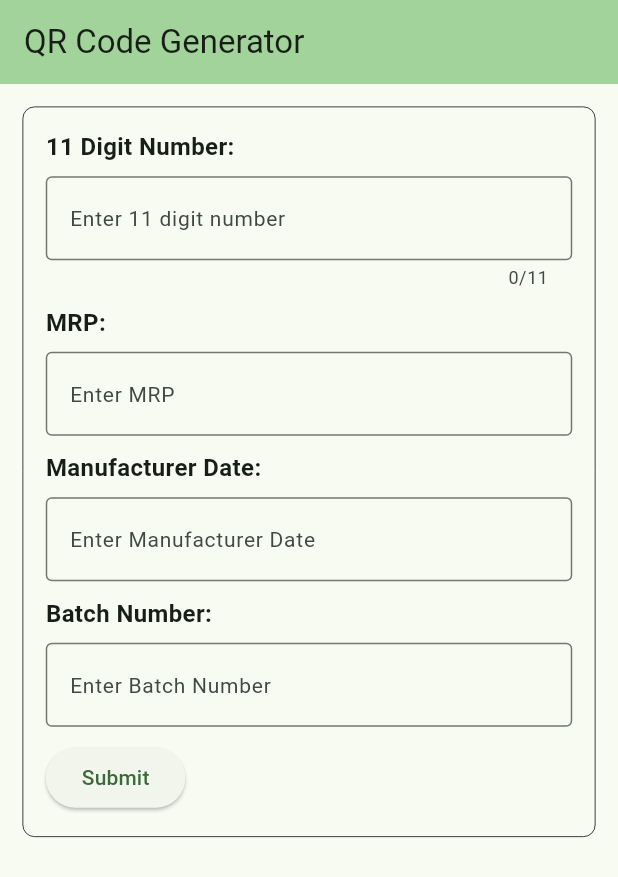
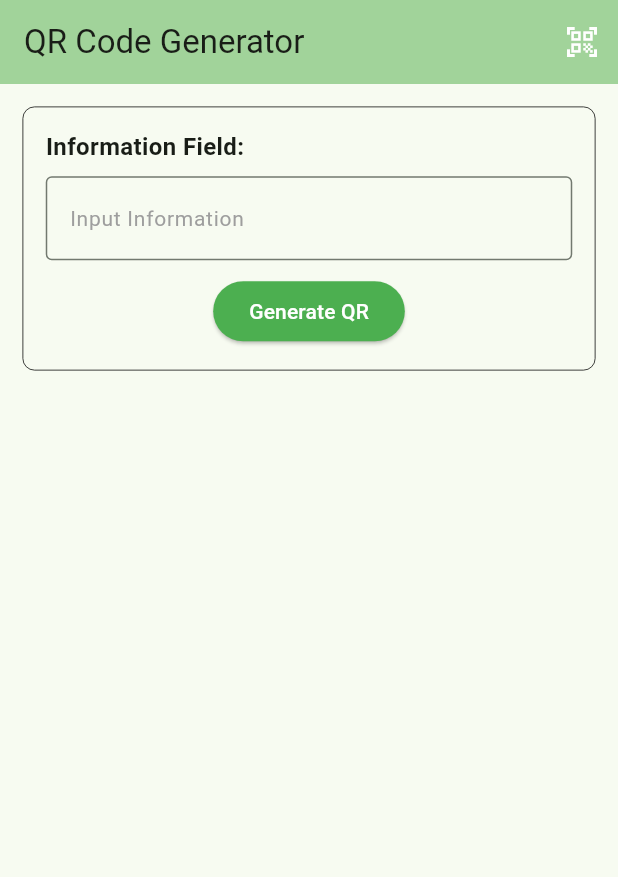
Before and after one commit to Arvind219/QRCodeGenerator, a Flutter app: the screen it shows after launch, on a phone screen of 412 x 824 dp. Shown: the top 877 px of the screen. Run offline on Flutter 3.47's test engine with Material 3 defaults, Android fonts, the phone set to English and light mode, and no system bars; our stand-ins replace qr_flutter; missing offline and left inert: qr_code_scanner_plus.

Commit message:
QR Code Generating and Scanning is done.

```diff
--- a/lib/main.dart
+++ b/lib/main.dart
@@ -1,5 +1,7 @@
 import 'package:flutter/material.dart';
 import 'package:flutter/services.dart';
+import 'package:qr_code_generator/qr_code_scanner.dart';
+import 'package:qr_flutter/qr_flutter.dart';
 
 void main() {
   runApp(const MyApp());
@@ -16,6 +18,12 @@ class MyApp extends StatelessWidget {
       theme: ThemeData(
         colorScheme: ColorScheme.fromSeed(seedColor: Colors.green),
         useMaterial3: true,
+        elevatedButtonTheme: ElevatedButtonThemeData(
+          style: ElevatedButton.styleFrom(
+            foregroundColor: Colors.white,
+            backgroundColor: Colors.green,
+          )
+        )
       ),
       debugShowCheckedModeBanner: false,
       home: const MyHomePage(title: 'QR Code Generator'),
@@ -36,16 +44,22 @@ class _MyHomePageState extends State<MyHomePage> {
 
   final GlobalKey<FormState> _formKey = GlobalKey<FormState>(); // A key for managing the form
 
-  TextEditingController elevenDigitNumberController = TextEditingController();
-  TextEditingController MRPController = TextEditingController();
-  TextEditingController manufacturerDateController = TextEditingController();
-  TextEditingController batchNumberController = TextEditingController();
+  TextEditingController dataController = TextEditingController();
 
+  String? data;
 
-  int? elevenDigitNo;
-  double? MRP;
-  String? manufacturerDate;
-  String? batchNumber;
+  void _submitForm(){
+    // Check if the form is valid
+    if (_formKey.currentState!.validate()) {
+      _formKey.currentState!.save(); // Save the form data
+      // You can perform actions with the form data here and extract the details
+      print('Data: $data');
+
+      setState(() {
+
+      });
+    }
+  }
 
   @override
   Widget build(BuildContext context) {
@@ -53,8 +67,23 @@ class _MyHomePageState extends State<MyHomePage> {
       appBar: AppBar(
         backgroundColor: Theme.of(context).colorScheme.inversePrimary,
         title: Text(widget.title),
+        actions: <Widget>[
+          IconButton(
+              onPressed: (){
+                Navigator.push(
+                    context,
+                    MaterialPageRoute(builder: (context) => QrCodeScannerPage()),
+                );
+              },
+              icon: Icon(
+                Icons.qr_code_scanner,
+                color: Colors.white,
+              )
+          )
+        ],
       ),
-      body: Padding(
+      body: SingleChildScrollView(
+        child: Padding(
             padding: const EdgeInsets.all(15.0),
             child: Column(
               mainAxisAlignment: MainAxisAlignment.start,
@@ -72,7 +101,7 @@ class _MyHomePageState extends State<MyHomePage> {
                           crossAxisAlignment: CrossAxisAlignment.start,
                           children: [
                             Text(
-                              "11 Digit Number:",
+                              "Information Field:",
                               style: TextStyle(
                                 fontSize: 16,
                                 fontWeight: FontWeight.bold,
@@ -80,141 +109,48 @@ class _MyHomePageState extends State<MyHomePage> {
                             ),
                             SizedBox(height: 8,),
                             TextFormField(
-                            controller: elevenDigitNumberController,
+                              controller: dataController,
                               decoration: InputDecoration(
                                   border: OutlineInputBorder(),
-                              hintText: "Enter 11 digit number",
+                                  hintText: "Input Information",
                                   hintStyle: TextStyle(
                                     fontSize: 14,
+                                    color: Colors.grey[500],
                                   )
                               ),
-                            keyboardType: TextInputType.number,
-                            inputFormatters: [
-                              FilteringTextInputFormatter.digitsOnly,
-                            ],
-                            maxLength: 11,
+                              minLines: 1,
+                              maxLines: 10,
                               validator: (value){
-                              if(value!.isEmpty || value.length < 11){
-                                return "Enter 11 digit number";
+                                if(value!.isEmpty){
+                                  return "This field can't be empty.";
                                 }
                                 return null;
                               },
                               onSaved: (value){
-                              elevenDigitNo = int.tryParse(elevenDigitNumberController.text);
+                                data = dataController.text;
                               },
                             ),
                             SizedBox(height: 10,),
-                          Text(
-                            "MRP:",
-                            style: TextStyle(
-                              fontSize: 16,
-                              fontWeight: FontWeight.bold,
+                            Center(
+                              child: ElevatedButton(
+                                  onPressed: _submitForm,
+                                  child: Text("Generate QR")
                               ),
                             ),
-                          SizedBox(height: 8,),
-                          TextFormField(
-                            controller: MRPController,
-                            decoration: InputDecoration(
-                                border: OutlineInputBorder(),
-                                hintText: "Enter MRP",
-                                hintStyle: TextStyle(
-                                  fontSize: 14,
-                                )
-                            ),
-                            keyboardType: TextInputType.number,
-                            validator: (value){
-                              if(value!.isEmpty){
-                                return "Enter MRP";
-                              }
-                              return null;
-                            },
-                            onSaved: (value){
-                              MRP = double.parse(MRPController.text);
-                            },
-                          ),
-                          SizedBox(height: 10,),
-                          Text(
-                            "Manufacturer Date:",
-                            style: TextStyle(
-                              fontSize: 16,
-                              fontWeight: FontWeight.bold,
-                            ),
-                          ),
-                          SizedBox(height: 8,),
-                          TextFormField(
-                            controller: manufacturerDateController,
-                            decoration: InputDecoration(
-                                border: OutlineInputBorder(),
-                                hintText: "Enter Manufacturer Date",
-                                hintStyle: TextStyle(
-                                  fontSize: 14,
-                                )
-                            ),
-                            validator: (value){
-                              if(value!.isEmpty){
-                                return "Enter Manufacturer Date";
-                              }
-                              return null;
-                            },
-                            onSaved: (value){
-                              manufacturerDate = manufacturerDateController.text;
-                            },
-                          ),
-                          SizedBox(height: 10,),
-                          Text(
-                            "Batch Number:",
-                            style: TextStyle(
-                              fontSize: 16,
-                              fontWeight: FontWeight.bold,
-                            ),
-                          ),
-                          SizedBox(height: 8,),
-                          TextFormField(
-                            controller: batchNumberController,
-                            decoration: InputDecoration(
-                                border: OutlineInputBorder(),
-                                hintText: "Enter Batch Number",
-                                hintStyle: TextStyle(
-                                  fontSize: 14,
-                                )
-                            ),
-                            validator: (value){
-                              if(value!.isEmpty){
-                                return "Enter Batch Number";
-                              }
-                              return null;
-                            },
-                            onChanged: (value) {
-                              batchNumberController.value = TextEditingValue(
-                                text: value.toUpperCase(),
-                                selection: TextSelection.collapsed(offset: value.length),
-                              );
-                            },
-                            onSaved: (value){
-                              batchNumber = (batchNumberController.text).toUpperCase();
-                            },
-                          ),
-                          SizedBox(height: 10,),
-                          ElevatedButton(
-                              onPressed: (){
-                                // Check if the form is valid
-                                if (_formKey.currentState!.validate()) {
-                                  _formKey.currentState!.save(); // Save the form data
-                                  // You can perform actions with the form data here and extract the details
-                                  print('11 digit number: $elevenDigitNo');
-                                  print('MRP: $MRP');
-                                  print('Manufacturer Date: $manufacturerDate');
-                                  print('Batch no.: $batchNumber');
-
-                                }
-                              },
-                              child: Text("Submit"))
                           ],
                         )
                     ),
                   ),
-              )
+                ),
+                if(data != null)
+                  QrImageView(
+                    data: '$data',
+                    version: QrVersions.auto,
+                    size: 200.0,
+                  ),
               ],
+            ),
+
           ),
       ),
     );
```
Also changed, not shown: lib/qr_code_scanner.dart (added, +170 -0 lines), pubspec.yaml (+6 -1 lines), pubspec.lock, 1 other file. Lines whose indentation alone changed are shown as unchanged.
